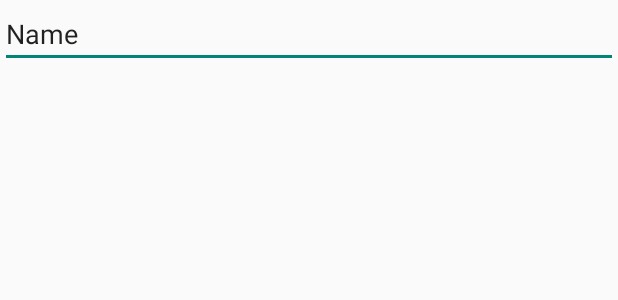
After one commit to NikitaBogoslovskiy/ImageTagsEditor, an Android app built with Jetpack Compose: the layout edit_tag.xml on its own in the app's theme, with its tools: preview values and no code run, on a phone screen of 412 x 824 dp. The commit adds this screen. Shown: the top 300 px of the screen. Run offline under Robolectric (Android 15) with nearby library versions, the phone set to English and light mode, and no system bars.

Commit message:
add edit screen

```diff
--- /dev/null
+++ b/app/src/main/java/com/example/imagetagseditor/edit/EditViewModel.kt
@@ -0,0 +1,5 @@
+package com.example.imagetagseditor.edit
+
+import androidx.lifecycle.ViewModel
+
+class EditViewModel : ViewModel() { }
--- a/app/src/main/java/com/example/imagetagseditor/main/MainViewModel.kt
+++ b/app/src/main/java/com/example/imagetagseditor/main/MainViewModel.kt
@@ -4,5 +4,4 @@ import android.net.Uri
 import android.widget.ImageView
 import androidx.lifecycle.ViewModel
 
-class MainViewModel : ViewModel() {
-}
+class MainViewModel : ViewModel() { }
--- /dev/null
+++ b/app/src/main/res/layout/edit_tag.xml
@@ -0,0 +1,25 @@
+<?xml version="1.0" encoding="utf-8"?>
+<FrameLayout xmlns:android="http://schemas.android.com/apk/res/android"
+    android:layout_width="match_parent"
+    xmlns:app="http://schemas.android.com/apk/res-auto"
+    android:gravity="center_vertical"
+    android:layout_height="wrap_content">
+
+    <androidx.constraintlayout.widget.ConstraintLayout
+        android:layout_width="match_parent"
+        android:layout_height="match_parent">
+
+        <EditText
+            android:id="@+id/editable_tag"
+            android:layout_width="0dp"
+            android:layout_height="wrap_content"
+            android:ems="10"
+            android:inputType="text"
+            android:text="Name"
+            app:layout_constraintBottom_toBottomOf="parent"
+            app:layout_constraintEnd_toEndOf="parent"
+            app:layout_constraintStart_toStartOf="parent"
+            app:layout_constraintTop_toTopOf="parent" />
+    </androidx.constraintlayout.widget.ConstraintLayout>
+
+</FrameLayout>
```
Also changed, not shown: app/src/main/java/com/example/imagetagseditor/edit/EditFragment.kt (added, +46 -0 lines), app/src/main/java/com/example/imagetagseditor/edit/adapter/ViewAdapter.kt (added, +29 -0 lines), app/src/main/java/com/example/imagetagseditor/edit/adapter/ViewHolder.kt (added, +11 -0 lines), app/src/main/java/com/example/imagetagseditor/main/MainFragment.kt (+15 -4 lines), app/src/main/java/com/example/imagetagseditor/model/ImageData.kt (+8 -0 lines), app/src/main/res/layout/fragment_edit.xml (added, +82 -0 lines), app/src/main/res/navigation/nav_graph.xml (+10 -1 lines).
